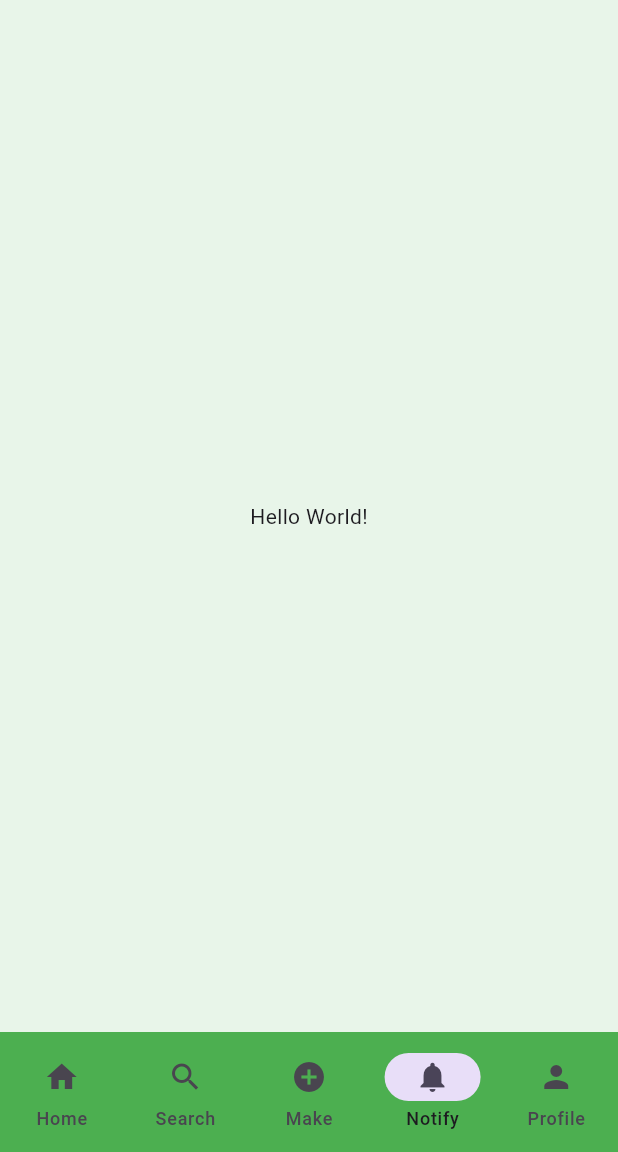
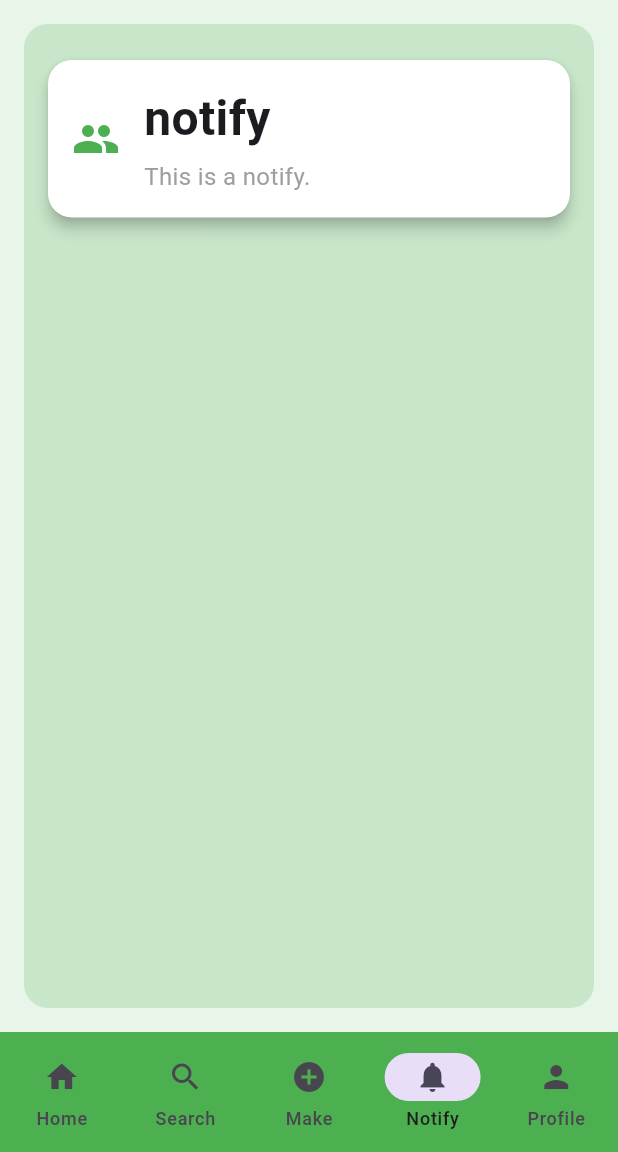
Before and after one commit to segnities007/makers, a Flutter app: the Hubs screen opened by its route, item 4 of the bottom bar chosen, on a phone screen of 412 x 824 dp, the part 84-1236 px from its top. Run offline on Flutter 3.47's test engine with Material 3 defaults, Android fonts, the phone set to English and light mode, and no system bars; our stand-ins replace flutter_hooks, flutter_riverpod, go_router; network calls fail.

Commit message:
create notification contents

```diff
--- a/client/lib/pages/commons/app_bar.dart
+++ b/client/lib/pages/commons/app_bar.dart
@@ -1,6 +1,6 @@
 import 'package:flutter/material.dart';
 
-const double elevation = 8;
+const double elevation = 0;
 
 class MakerAppBar extends StatelessWidget implements PreferredSizeWidget{
   const MakerAppBar({
--- a/client/lib/pages/hubs/notification/notification.dart
+++ b/client/lib/pages/hubs/notification/notification.dart
@@ -1,12 +1,30 @@
 import 'package:flutter/material.dart';
+
+import '../../commons/card.dart';
+
+const double radius = 16;
+const double padding = 16;
 
 class Notification extends StatelessWidget {
   const Notification({super.key});
 
   @override
   Widget build(BuildContext context) {
-    return const Center(
-      child: Text('Hello World!'),
-    );
+    return Padding(
+        padding: const EdgeInsets.all(padding),
+        child: Container(
+          padding: const EdgeInsets.all(padding),
+          decoration: BoxDecoration(
+            borderRadius: BorderRadius.circular(radius),
+            color: Colors.green[100],
+          ),
+          child: const Column(
+            // mainAxisAlignment: MainAxisAlignment.center,
+            children: [
+              MakerCard(label: "notify", description: "This is a notify."),
+            ],
+          ),
+        ),
+      );
   }
 }
```
